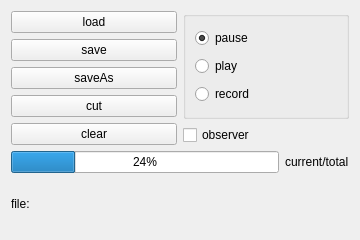
First picture: the form in SRC/UI/RecordAndPlay/record_replay.ui, repository simba518/Utility, before the edit.
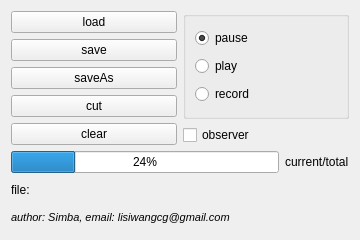
Second picture: the form after the edit.

Commit message: 1. add copyriht. 2. add tooltips for some bottons. 3. add example for using the recod widget.

```diff
--- a/SRC/UI/RecordAndPlay/record_replay.ui
+++ b/SRC/UI/RecordAndPlay/record_replay.ui
@@ -153,6 +153,25 @@
      </property>
     </widget>
    </item>
+   <item>
+    <widget class="QLabel" name="label">
+     <property name="font">
+      <font>
+       <pointsize>8</pointsize>
+       <italic>true</italic>
+      </font>
+     </property>
+     <property name="text">
+      <string>author: Simba,  email: lisiwangcg@gmail.com</string>
+     </property>
+     <property name="textFormat">
+      <enum>Qt::RichText</enum>
+     </property>
+     <property name="alignment">
+      <set>Qt::AlignLeading|Qt::AlignLeft|Qt::AlignVCenter</set>
+     </property>
+    </widget>
+   </item>
   </layout>
  </widget>
  <resources/>
```
Left out of the diff: 36 changed lines with no effect on the pictures. The commit also changes 2 other files.
